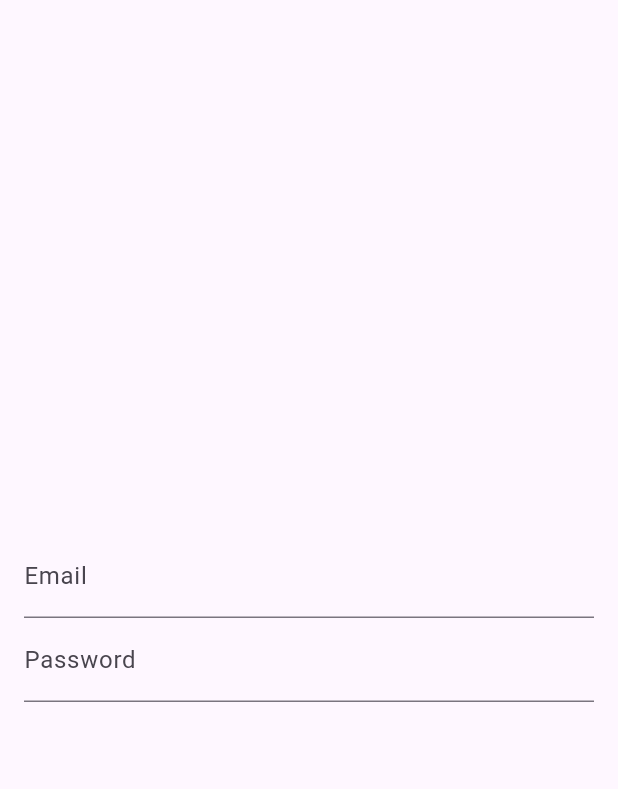
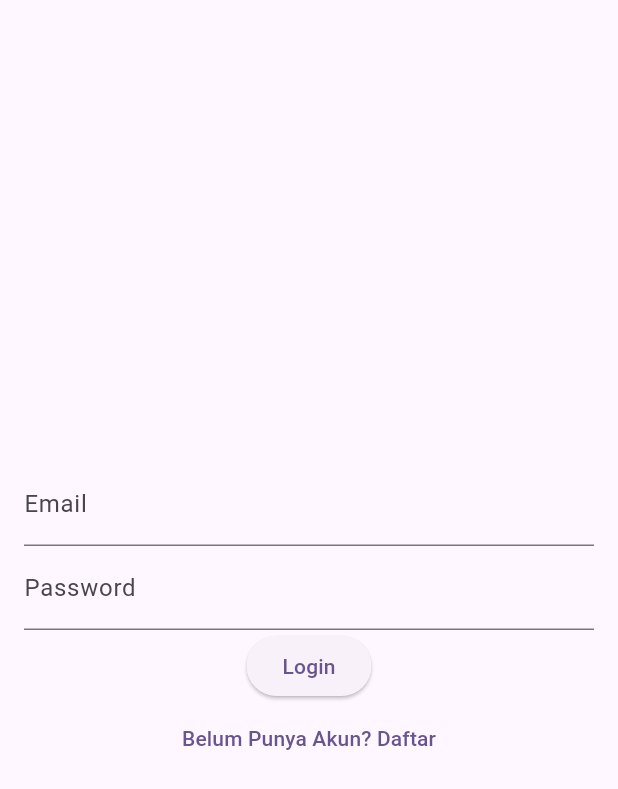
Before and after one commit to MusthafaLuthfi76/20220140201_act4, a Flutter app: the LoginPage screen opened directly, on a phone screen of 412 x 824 dp. Shown: the top 789 px of the screen. Run offline on Flutter 3.47's test engine with Material 3 defaults, Android fonts, the light colour scheme and no system bars.

Commit message:
Menambahkan button untuk login dan register dan navigationnya

```diff
--- a/lib/LoginPage.dart
+++ b/lib/LoginPage.dart
@@ -18,8 +18,10 @@ class _LoginPageState extends State<LoginPage> {
 
   @override
   Widget build(BuildContext context) {
+    final _formKey = GlobalKey<FormState>();
     return Scaffold(
       body: Form(
+        key: _formKey,
         child: Padding(
           padding: const EdgeInsets.all(16.0),
           child: Column(
@@ -45,6 +47,26 @@ class _LoginPageState extends State<LoginPage> {
                   return null;
                 },
               ),
+              ElevatedButton(
+                onPressed: () {
+                  if (_formKey.currentState!.validate()) {
+                    Navigator.pushReplacement(
+                      context,
+                      MaterialPageRoute(builder: (context) => const HomePage()),
+                    );
+                  }
+                },
+                child: Text('Login'),
+              ),
+              TextButton(
+                onPressed: () {
+                  Navigator.push(
+                    context,
+                    MaterialPageRoute(builder: (context) => RegisterPage()),
+                  );
+                },
+                child: Text('Belum Punya Akun? Daftar'),
+              ),
             ],
           ),
         ),
```
